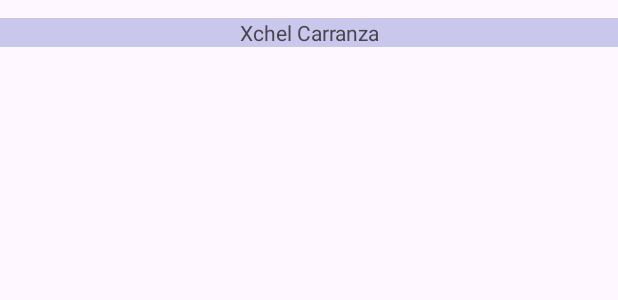
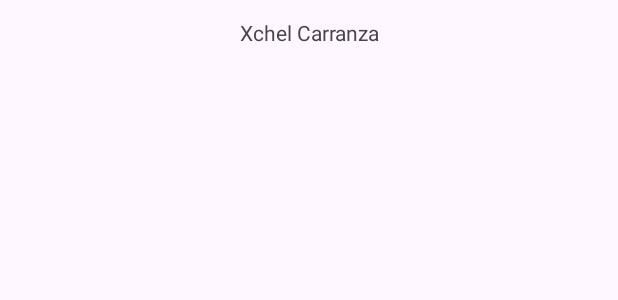
Before and after one commit to xchelcd/DataList, an Android app: the layout cell_user.xml on its own in the app's theme, with its tools: preview values and no code run, on a phone screen of 412 x 824 dp. Shown: the top 300 px of the screen. Run offline under Robolectric (Android 15) with nearby library versions, the phone set to English and light mode, and no system bars.

Commit message:
removed background

```diff
--- a/app/src/main/res/layout/cell_user.xml
+++ b/app/src/main/res/layout/cell_user.xml
@@ -20,7 +20,6 @@
             android:layout_width="match_parent"
             android:layout_height="wrap_content"
             android:textAlignment="center"
-            android:background="#C9C7EC"
             android:text="@{user.name}"
             tools:text="Xchel Carranza"
             android:layout_marginVertical="12dp"/>
```
